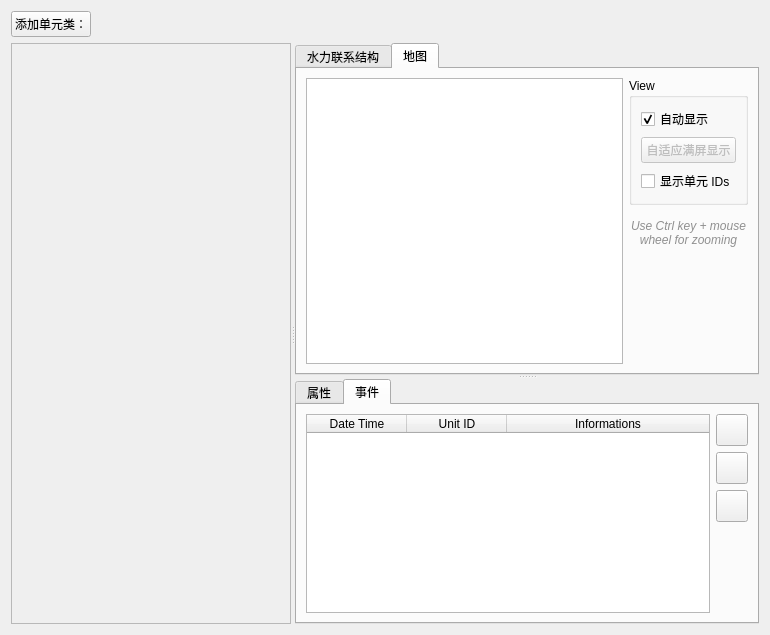
Above: src/apps/openfluid-builder/spatial/SpatialDomainWidget.ui from jylfc0307/OpenFluidPlus before the change. Below: the same form after it.
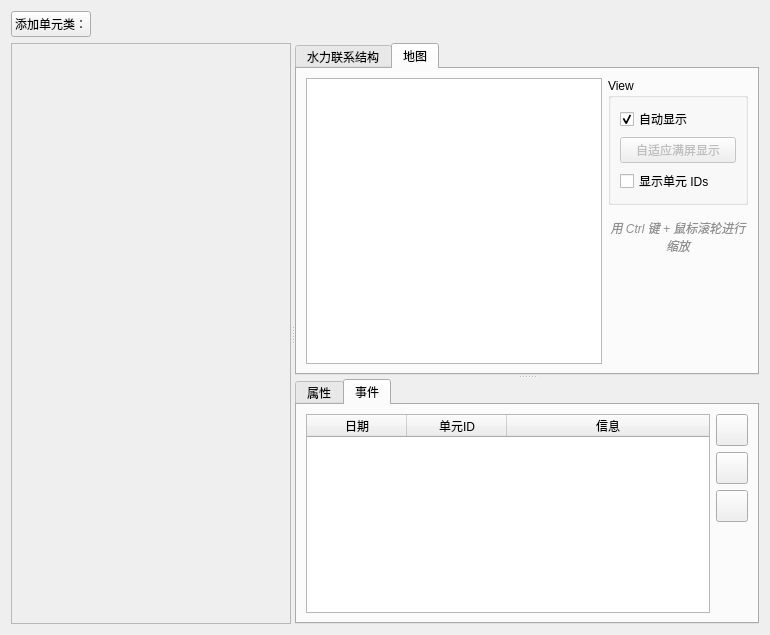
That is the form after the change. Custom widgets are drawn as their Qt base class.

Patch:
```diff
--- a/src/apps/openfluid-builder/spatial/SpatialDomainWidget.ui
+++ b/src/apps/openfluid-builder/spatial/SpatialDomainWidget.ui
@@ -427,7 +427,7 @@
               <string notr="true">color : #909090;</string>
              </property>
              <property name="text">
-              <string>Use Ctrl key + mouse wheel for zooming</string>
+              <string>用 Ctrl 键 + 鼠标滚轮进行缩放</string>
              </property>
              <property name="alignment">
               <set>Qt::AlignCenter</set>
@@ -608,17 +608,17 @@
            </attribute>
            <column>
             <property name="text">
-             <string>Date Time</string>
+             <string>日期</string>
             </property>
            </column>
            <column>
             <property name="text">
-             <string>Unit ID</string>
+             <string>单元ID</string>
             </property>
            </column>
            <column>
             <property name="text">
-             <string>Informations</string>
+             <string>信息</string>
             </property>
            </column>
           </widget>
```
Left out of the diff: 2 changed lines with no effect on the pictures.
